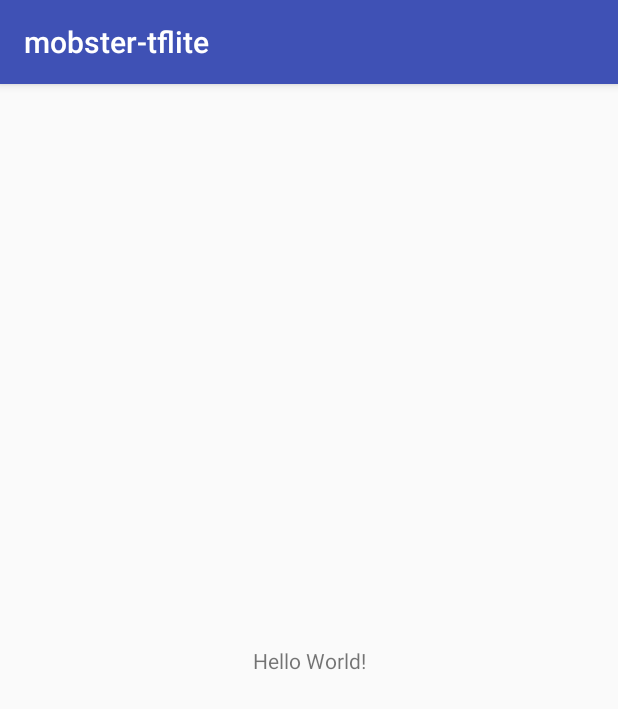
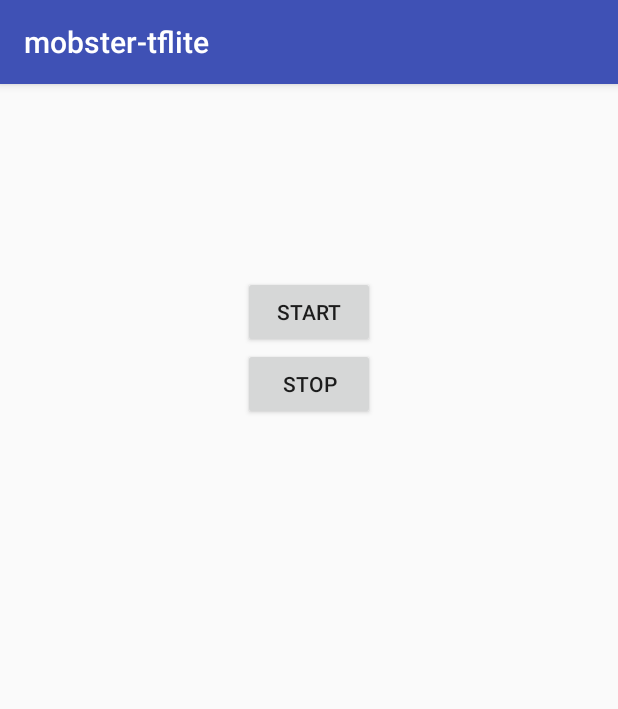
Before and after one commit to jhamberg/ubispark-tflite, an Android app: the screen it shows after launch (ControlActivity), on a phone screen of 412 x 824 dp. Shown: the top 709 px of the screen. Run offline under Robolectric (Android 15) with nearby library versions, the phone set to English and light mode, and no system bars.

Commit message:
Create a basic UI for controlling the client

```diff
--- a/client/app/src/main/res/layout/activity_control.xml
+++ b/client/app/src/main/res/layout/activity_control.xml
@@ -6,13 +6,31 @@
     android:layout_height="match_parent"
     tools:context="fi.helsinki.cs.hamberg.mobster_tflite.ControlActivity">
 
-    <TextView
+    <ImageView
+        app:layout_constraintTop_toTopOf="parent"
+        android:id="@+id/image"
+        android:scaleType="centerCrop"
+        android:adjustViewBounds="true"
+        android:layout_width="match_parent"
+        android:minHeight="128dp"
+        android:layout_height="wrap_content" />
+
+    <Button
+        app:layout_constraintTop_toBottomOf="@id/image"
+        app:layout_constraintStart_toStartOf="parent"
+        app:layout_constraintEnd_toEndOf="parent"
+        android:id="@+id/start"
         android:layout_width="wrap_content"
         android:layout_height="wrap_content"
-        android:text="Hello World!"
-        app:layout_constraintBottom_toBottomOf="parent"
-        app:layout_constraintLeft_toLeftOf="parent"
-        app:layout_constraintRight_toRightOf="parent"
-        app:layout_constraintTop_toTopOf="parent" />
+        android:text="Start"/>
+
+    <Button
+        android:id="@+id/stop"
+        android:layout_width="wrap_content"
+        android:layout_height="wrap_content"
+        app:layout_constraintStart_toStartOf="parent"
+        app:layout_constraintEnd_toEndOf="parent"
+        app:layout_constraintTop_toBottomOf="@id/start"
+        android:text="Stop"/>
 
 </android.support.constraint.ConstraintLayout>
```
